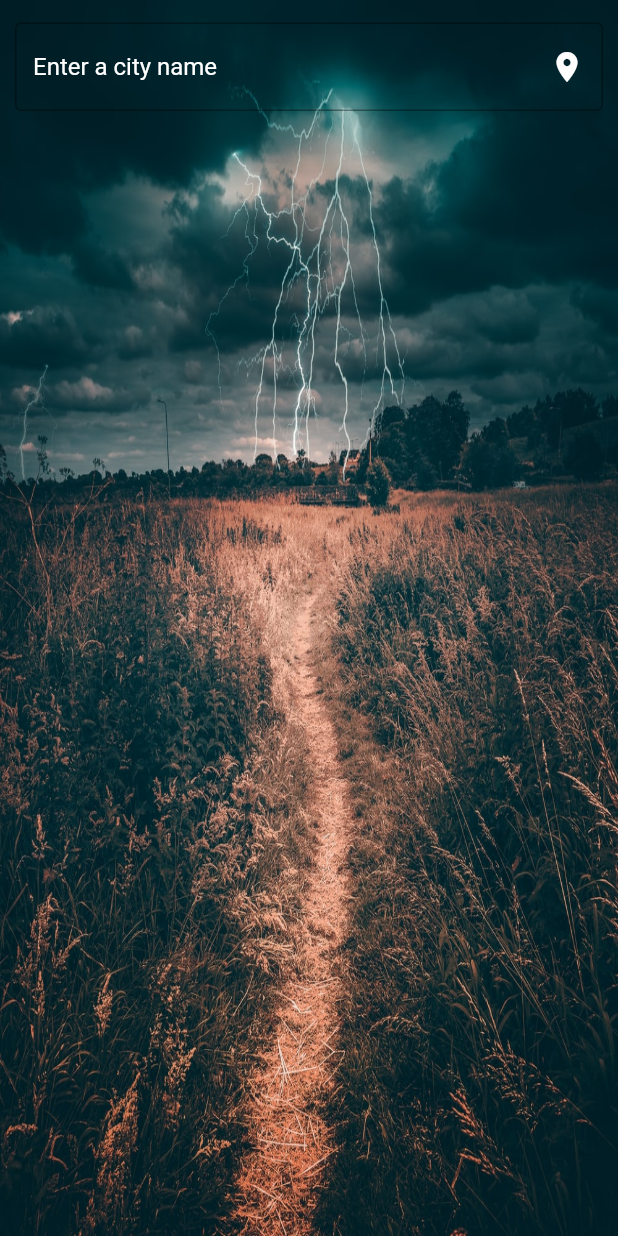
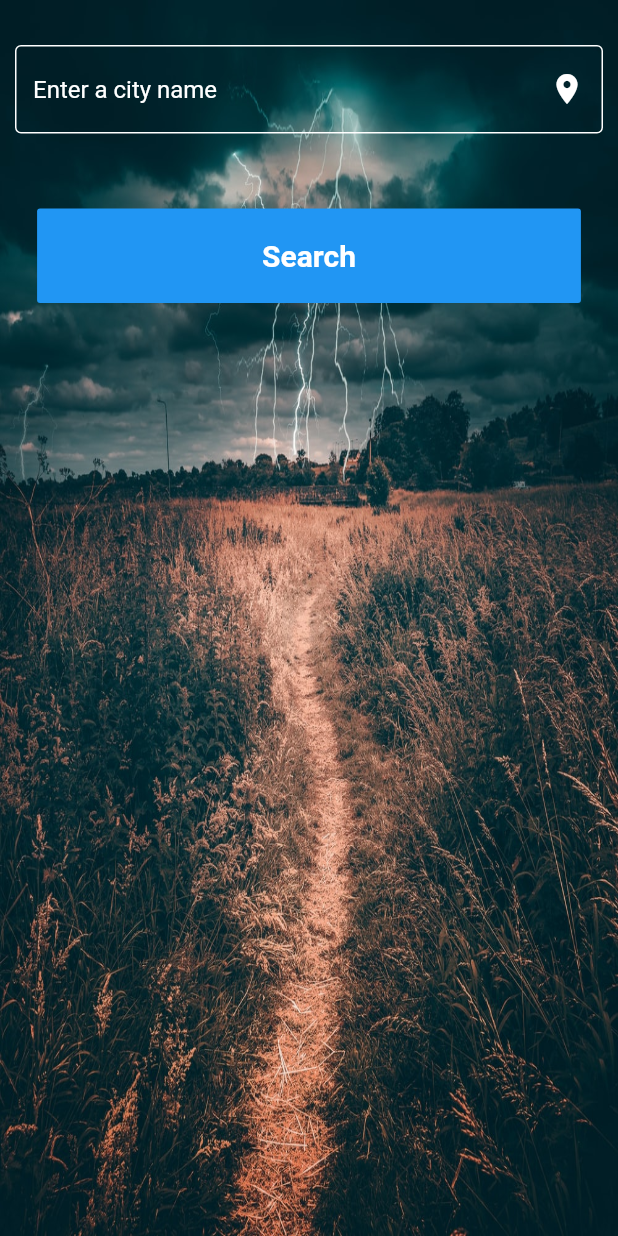
Before and after one commit to MarcosSandoval/WeatherAppDemo, a Flutter app: the WeatherSearchDetails screen opened directly, on a phone screen of 412 x 824 dp. Run offline on Flutter 3.47's test engine with Material 2 defaults, Android fonts, the phone set to English and light mode, and no system bars.

Commit message:
Adding navigation

```diff
--- a/lib/weatherSearchPage.dart
+++ b/lib/weatherSearchPage.dart
@@ -1,7 +1,10 @@
 import 'package:flutter/cupertino.dart';
 import 'package:flutter/material.dart';
+import 'package:weather_demo_app_code/weatherDetailsPage.dart';
 
 class WeatherSearchDetails extends StatefulWidget {
+  static const String id = '/weatherSearchDetails';
+
   @override
   _WeatherSearchDetailsState createState() => _WeatherSearchDetailsState();
 }
@@ -20,7 +23,7 @@ class _WeatherSearchDetailsState extends State<WeatherSearchDetails> {
         child: SafeArea(
           child: Padding(
             padding: const EdgeInsets.symmetric(
-              vertical: 15,
+              vertical: 30,
               horizontal: 10,
             ),
             child: Column(
@@ -31,7 +34,12 @@ class _WeatherSearchDetailsState extends State<WeatherSearchDetails> {
                       Icons.location_on,
                       color: Colors.white,
                     ),
-                    border: OutlineInputBorder(
+                    focusedBorder: OutlineInputBorder(
+                      borderSide: BorderSide(
+                        color: Colors.white,
+                      ),
+                    ),
+                    enabledBorder: OutlineInputBorder(
                       borderSide: BorderSide(
                         color: Colors.white,
                       ),
@@ -46,8 +54,29 @@ class _WeatherSearchDetailsState extends State<WeatherSearchDetails> {
                   ),
                 ),
                 SizedBox(
-                  height: 20,
+                  height: 50,
                 ),
+                FlatButton(
+                  padding: EdgeInsets.symmetric(
+                    vertical: 20,
+                    horizontal: 150,
+                  ),
+                  color: Colors.blue,
+                  onPressed: () {
+                    Navigator.pushNamed(
+                      context,
+                      WeatherDetailsPage.id,
+                    );
+                  },
+                  child: Text(
+                    'Search',
+                    style: TextStyle(
+                      color: Colors.white,
+                      fontSize: 20,
+                      fontWeight: FontWeight.bold,
+                    ),
+                  ),
+                )
               ],
             ),
           ),
```
Also changed, not shown: lib/main.dart (+6 -88 lines), lib/weatherDetailsPage.dart (+9 -2 lines).
